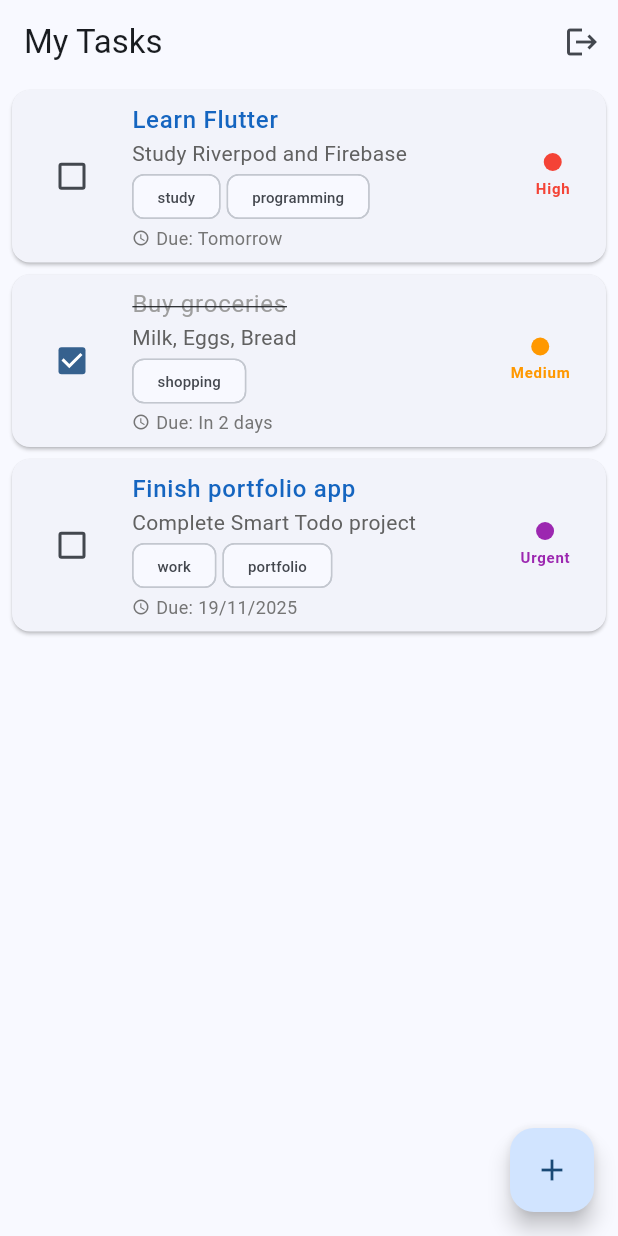
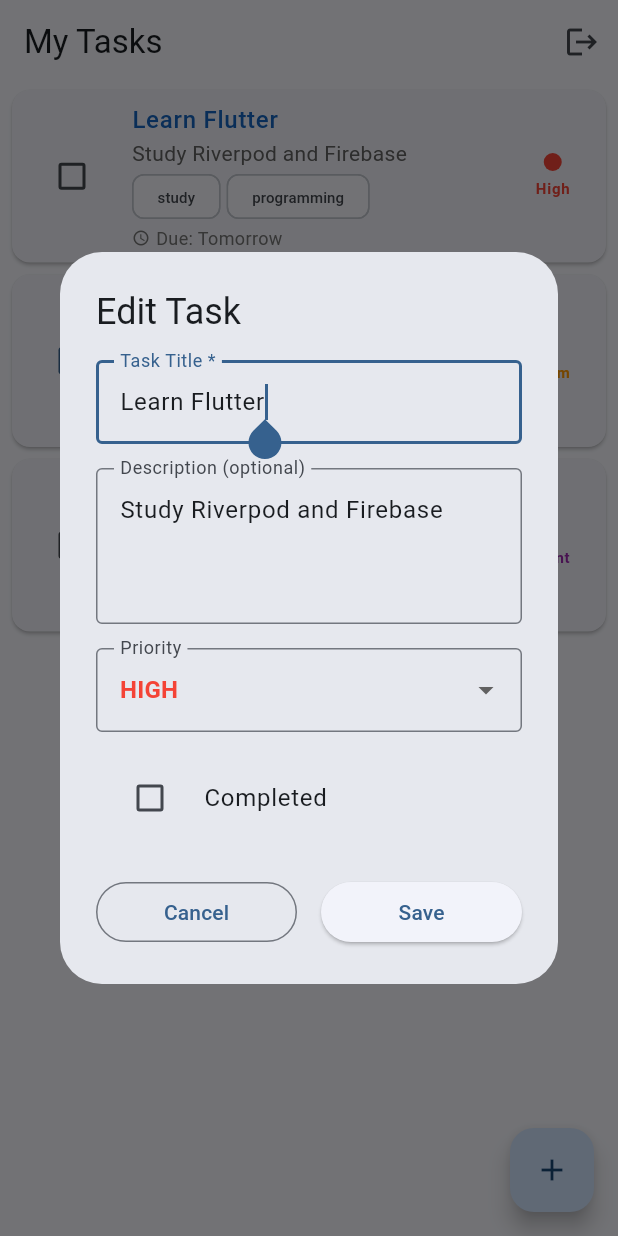
Before and after one commit to IOPbEBI14/MyPortfolio, a Flutter app: the screen it shows once a user with an empty profile is signed in, after a tap on "Learn Flutter", on a phone screen of 412 x 824 dp. Run offline on Flutter 3.47's test engine with Material 3 defaults, Android fonts, the phone set to English and light mode, and no system bars; our stand-ins replace cloud_firestore, connectivity_plus, equatable, firebase_auth, firebase_core, flutter_riverpod and 2 more; accounts and stored records are empty.

Commit message:
smart_todo. Редактирование задач
✅ Редактирование задач - тап по задаче для открытия формы редактирования

✅ Полное управление - можно менять название, описание, приоритет, статус

✅ Сохранение изменений - автоматическое обновление в списке

✅ Уведомления - SnackBar при успешном сохранении

```diff
--- a/smart_todo/lib/features/tasks/application/simple_task_controller.dart
+++ b/smart_todo/lib/features/tasks/application/simple_task_controller.dart
@@ -1,7 +1,6 @@
 import 'package:flutter_riverpod/flutter_riverpod.dart';
 import '../../../domain/entities/task.dart';
 
-// Для Riverpod 3.0 используем NotifierProvider вместо StateNotifierProvider
 final simpleTaskControllerProvider = NotifierProvider<SimpleTaskController, List<Task>>(() {
   return SimpleTaskController();
 });
@@ -81,4 +80,13 @@ class SimpleTaskController extends Notifier<List<Task>> {
       return task;
     }).toList();
   }
+
+  // Новый метод для получения задачи по ID
+  Task? getTaskById(String taskId) {
+    try {
+      return state.firstWhere((task) => task.id == taskId);
+    } catch (e) {
+      return null;
+    }
+  }
 }
--- a/smart_todo/lib/features/tasks/presentation/screens/tasks_screen.dart
+++ b/smart_todo/lib/features/tasks/presentation/screens/tasks_screen.dart
@@ -6,6 +6,7 @@ import 'package:smart_todo/core/providers/auth_providers.dart';
 import '../../../../domain/entities/task.dart';
 import '../../../auth/application/auth_controller.dart';
 import '../../application/simple_task_controller.dart'; // Используем простой контроллер
+import '../widgets/edit_task_form.dart'; // Добавляем импорт
 
 class TasksScreen extends ConsumerWidget {
   const TasksScreen({super.key});
@@ -138,6 +139,9 @@ class TasksScreen extends ConsumerWidget {
         onLongPress: () {
           _showDeleteDialog(context, ref, task);
         },
+        onTap: () {
+          _showEditTaskDialog(context, ref, task); // Добавляем обработчик тапа
+        },
       ),
     );
   }
@@ -190,6 +194,21 @@ class TasksScreen extends ConsumerWidget {
     } else {
       return '${date.day}/${date.month}/${date.year}';
     }
+  }
+
+  void _showEditTaskDialog(BuildContext context, WidgetRef ref, Task task) {
+    showDialog(
+      context: context,
+      builder: (context) => AlertDialog(
+        title: const Text('Edit Task'),
+        content: EditTaskForm(
+          task: task,
+          onSave: () {
+            Navigator.of(context).pop();
+          },
+        ),
+      ),
+    );
   }
 
   void _showDeleteDialog(BuildContext context, WidgetRef ref, Task task) {
@@ -257,6 +276,7 @@ class TasksScreen extends ConsumerWidget {
   }
 }
 
+// AddTaskForm остается без изменений...
 class AddTaskForm extends ConsumerStatefulWidget {
   final VoidCallback onAddTask;
 
@@ -371,8 +391,8 @@ class _AddTaskFormState extends ConsumerState<AddTaskForm> {
           ? null
           : _descriptionController.text.trim(),
       priority: _selectedPriority,
-      deadline: null, // Можно добавить позже
-      tags: [], // Можно добавить позже
+      deadline: null,
+      tags: [],
       isCompleted: false,
       createdAt: DateTime.now(),
       updatedAt: DateTime.now(),
--- /dev/null
+++ b/smart_todo/lib/features/tasks/presentation/widgets/edit_task_form.dart
@@ -0,0 +1,159 @@
+import 'package:flutter/material.dart';
+import 'package:flutter_riverpod/flutter_riverpod.dart';
+import '../../../../domain/entities/task.dart';
+import '../../application/simple_task_controller.dart';
+
+class EditTaskForm extends ConsumerStatefulWidget {
+  final Task task;
+  final VoidCallback onSave;
+
+  const EditTaskForm({
+    super.key,
+    required this.task,
+    required this.onSave,
+  });
+
+  @override
+  ConsumerState<EditTaskForm> createState() => _EditTaskFormState();
+}
+
+class _EditTaskFormState extends ConsumerState<EditTaskForm> {
+  late final TextEditingController _titleController;
+  late final TextEditingController _descriptionController;
+  late TaskPriority _selectedPriority;
+  late bool _isCompleted;
+
+  @override
+  void initState() {
+    super.initState();
+    _titleController = TextEditingController(text: widget.task.title);
+    _descriptionController = TextEditingController(text: widget.task.description ?? '');
+    _selectedPriority = widget.task.priority;
+    _isCompleted = widget.task.isCompleted;
+  }
+
+  @override
+  void dispose() {
+    _titleController.dispose();
+    _descriptionController.dispose();
+    super.dispose();
+  }
+
+  @override
+  Widget build(BuildContext context) {
+    return SizedBox(
+      width: double.maxFinite,
+      child: Column(
+        mainAxisSize: MainAxisSize.min,
+        children: [
+          TextField(
+            controller: _titleController,
+            decoration: const InputDecoration(
+              labelText: 'Task Title *',
+              border: OutlineInputBorder(),
+            ),
+            autofocus: true,
+          ),
+          const SizedBox(height: 16),
+          TextField(
+            controller: _descriptionController,
+            decoration: const InputDecoration(
+              labelText: 'Description (optional)',
+              border: OutlineInputBorder(),
+            ),
+            maxLines: 3,
+          ),
+          const SizedBox(height: 16),
+          DropdownButtonFormField<TaskPriority>(
+            value: _selectedPriority,
+            items: TaskPriority.values.map((priority) {
+              return DropdownMenuItem(
+                value: priority,
+                child: Text(
+                  priority.name.toUpperCase(),
+                  style: TextStyle(
+                    color: _getPriorityColor(priority),
+                    fontWeight: FontWeight.bold,
+                  ),
+                ),
+              );
+            }).toList(),
+            onChanged: (value) {
+              setState(() {
+                _selectedPriority = value!;
+              });
+            },
+            decoration: const InputDecoration(
+              labelText: 'Priority',
+              border: OutlineInputBorder(),
+            ),
+          ),
+          const SizedBox(height: 16),
+          CheckboxListTile(
+            title: const Text('Completed'),
+            value: _isCompleted,
+            onChanged: (value) {
+              setState(() {
+                _isCompleted = value ?? false;
+              });
+            },
+            controlAffinity: ListTileControlAffinity.leading,
+          ),
+          const SizedBox(height: 24),
+          Row(
+            children: [
+              Expanded(
+                child: OutlinedButton(
+                  onPressed: () => Navigator.of(context).pop(),
+                  child: const Text('Cancel'),
+                ),
+              ),
+              const SizedBox(width: 16),
+              Expanded(
+                child: ElevatedButton(
+                  onPressed: _titleController.text.trim().isEmpty
+                      ? null
+                      : _saveTask,
+                  child: const Text('Save'),
+                ),
+              ),
+            ],
+          ),
+        ],
+      ),
+    );
+  }
+
+  Color _getPriorityColor(TaskPriority priority) {
+    return switch (priority) {
+      TaskPriority.low => Colors.green,
+      TaskPriority.medium => Colors.orange,
+      TaskPriority.high => Colors.red,
+      TaskPriority.urgent => Colors.purple,
+    };
+  }
+
+  void _saveTask() {
+    if (_titleController.text.trim().isEmpty) return;
+
+    final updatedTask = widget.task.copyWith(
+      title: _titleController.text.trim(),
+      description: _descriptionController.text.trim().isEmpty
+          ? null
+          : _descriptionController.text.trim(),
+      priority: _selectedPriority,
+      isCompleted: _isCompleted,
+      updatedAt: DateTime.now(),
+    );
+
+    ref.read(simpleTaskControllerProvider.notifier).updateTask(updatedTask);
+    widget.onSave();
+
+    ScaffoldMessenger.of(context).showSnackBar(
+      const SnackBar(
+        content: Text('Task updated successfully!'),
+        duration: Duration(seconds: 2),
+      ),
+    );
+  }
+}
```
